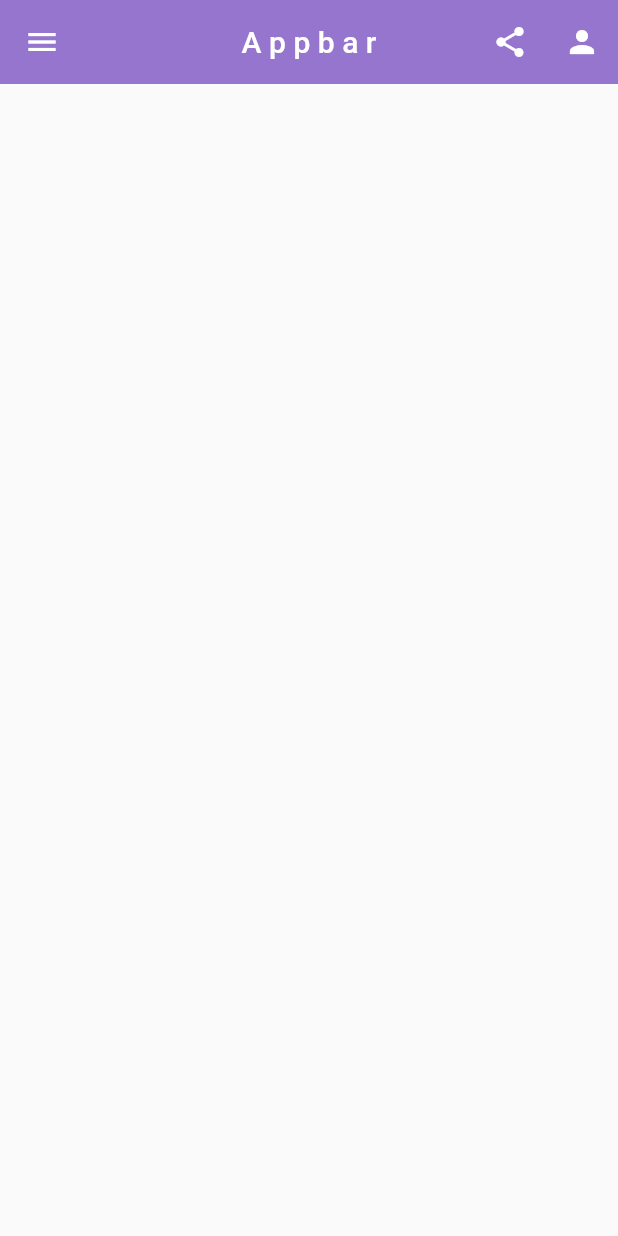
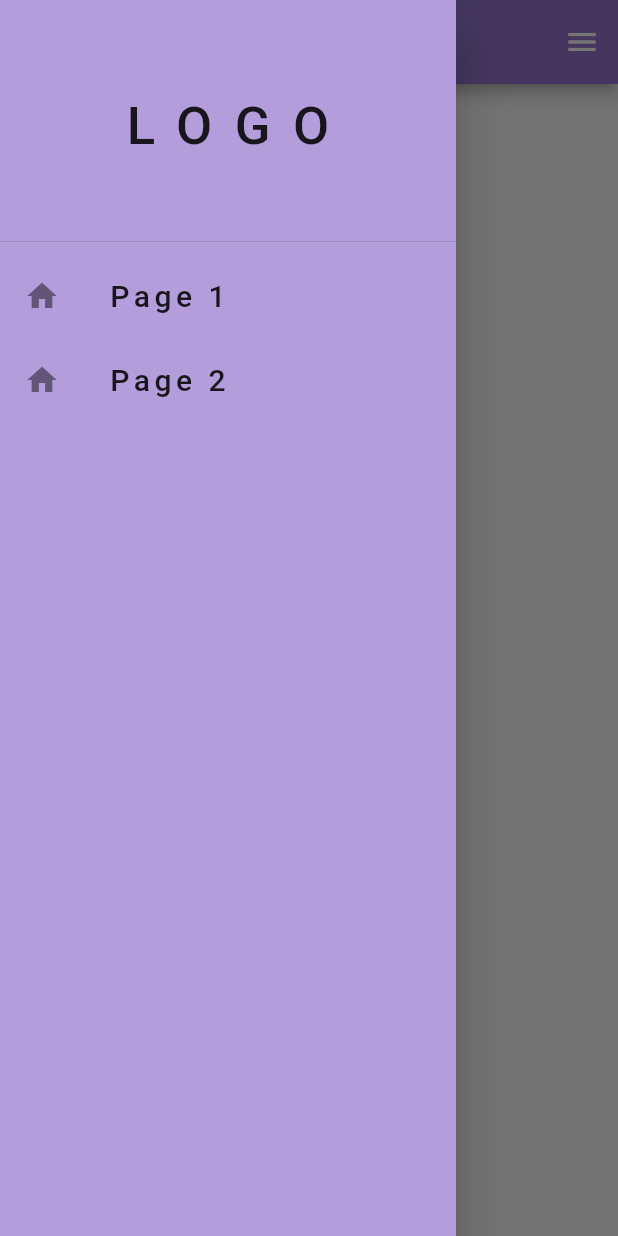
Before and after one commit to asahaya/widget_of_the_day_220813, a Flutter app: the screen it shows after launch, with the side drawer open (before the commit the screen has no drawer), on a phone screen of 412 x 824 dp. Run offline on Flutter 3.47's test engine with Material 2 defaults, Android fonts, the phone set to English and light mode, and no system bars.

Commit message:
no11_drawer

```diff
--- a/lib/main.dart
+++ b/lib/main.dart
@@ -7,10 +7,11 @@ import 'package:widget_of_the_day_220813/no06_ImageAsset.dart';
 import 'package:widget_of_the_day_220813/no07_GridView_Builder.dart';
 import 'package:widget_of_the_day_220813/no09_BottomNavigationBar.dart';
 import 'package:widget_of_the_day_220813/no10_AppBar.dart';
+import 'package:widget_of_the_day_220813/no11_Drawer.dart';
 
 import 'no01_Cointainer.dart';
 import 'no08_GestureDetector.dart';
 
 void main() {
-  runApp(const No10_AppBar());
+  runApp(const No11_Drawer());
 }
--- a/lib/no11_Drawer.dart
+++ b/lib/no11_Drawer.dart
@@ -1,24 +1,120 @@
 import 'package:flutter/material.dart';
 
-
-class No01_Container extends StatefulWidget {
-  const No01_Container({Key? key}) : super(key: key);
+class No11_Drawer extends StatefulWidget {
+  const No11_Drawer({Key? key}) : super(key: key);
 
   @override
-  State<No01_Container> createState() => _No01_ContainerState();
+  State<No11_Drawer> createState() => _No11_DrawerState();
 }
 
-class _No01_ContainerState extends State<No01_Container> {
+class _No11_DrawerState extends State<No11_Drawer> {
   @override
   Widget build(BuildContext context) {
     return MaterialApp(
-      home: Scaffold(
-        appBar: AppBar(
-          title: Text(''),
-          backgroundColor: Colors.amber,
+      home: Separate(),
+    );
+  }
+}
+
+class Separate extends StatefulWidget {
+  const Separate({Key? key}) : super(key: key);
+
+  @override
+  State<Separate> createState() => _SeparateState();
+}
+
+class _SeparateState extends State<Separate> {
+  @override
+  Widget build(BuildContext context) {
+    return Scaffold(
+      appBar: AppBar(
+        title: const Text(
+          'DRAWER',
+          //letterSpacing=文字間隔
+          //wordSpacing  =単語間隔
+          style: TextStyle(letterSpacing: 12.0),
         ),
-        body: Container(),
+        centerTitle: true,
+        backgroundColor: Colors.deepPurple[300],
+      ),
+      drawer: Drawer(
+        child: Container(
+          color: Colors.deepPurple[200],
+          child: ListView(
+            children: [
+              DrawerHeader(
+                child: Center(
+                  child: Text(
+                    'LOGO',
+                    style: TextStyle(fontSize: 35, letterSpacing: 15.0),
+                  ),
+                ),
+              ),
+              ListTile(
+                leading: Icon(Icons.home),
+                title: Text(
+                  'Page 1',
+                  style: TextStyle(fontSize: 20, letterSpacing: 3.0),
+                ),
+                onTap: () {
+                  Navigator.of(context).push(
+                      MaterialPageRoute(builder: (context) => FirstPage()));
+                },
+              ),
+              ListTile(
+                leading: Icon(Icons.home),
+                title: Text(
+                  'Page 2',
+                  style: TextStyle(fontSize: 20, letterSpacing: 3.0),
+                ),
+                onTap: () {
+                  Navigator.of(context).push(
+                      MaterialPageRoute(builder: (context) => FirstPage()));
+                },
+              ),
+            ],
+          ),
+        ),
+      ),
+      endDrawer: Drawer(),
+    );
+  }
+}
+
+class FirstPage extends StatelessWidget {
+  const FirstPage({Key? key}) : super(key: key);
+
+  @override
+  Widget build(BuildContext context) {
+    return Scaffold(
+      backgroundColor: Colors.lightBlue[200],
+      body: Center(
+        child: Text(
+          'First Page',
+          style: TextStyle(fontSize: 20, letterSpacing: 3.0),
+        ),
       ),
     );
   }
 }
+
+class SecondPage extends StatelessWidget {
+  const SecondPage({Key? key}) : super(key: key);
+
+  @override
+  Widget build(BuildContext context) {
+    return Scaffold(
+      backgroundColor: Colors.red[200],
+      body: Center(
+        child: Text(
+          'Second Page',
+          style: TextStyle(fontSize: 20, letterSpacing: 3.0),
+        ),
+      ),
+    );
+  }
+}
+
+//MaterialAppとScaffodを同じclassないに書くと
+//FlutterError (Navigator operation requested with a context that does not include a Navigator. The context used to push or pop routes from the Navigator must be that of a widget that is a descendant of a Navigator widget.)
+//になるので分離させる
```
